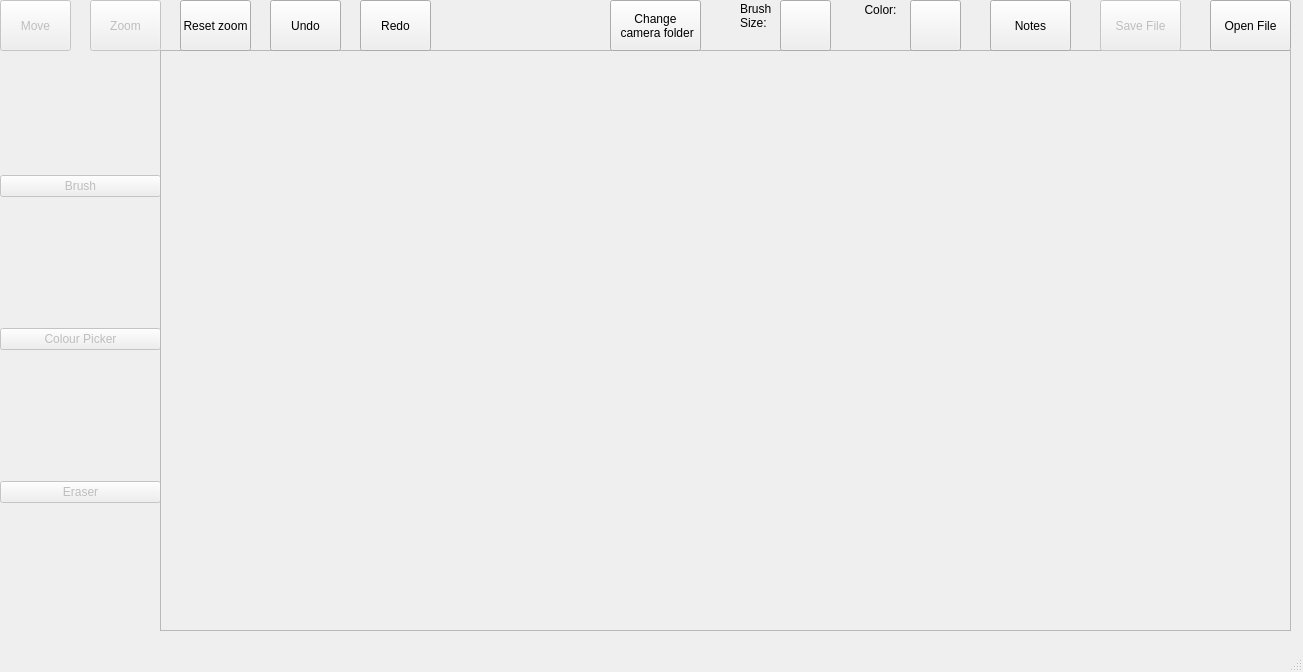
Above: src/mainwindow.ui from robedpixel/SmartMonitor-Python before the change. Below: the same form after it.
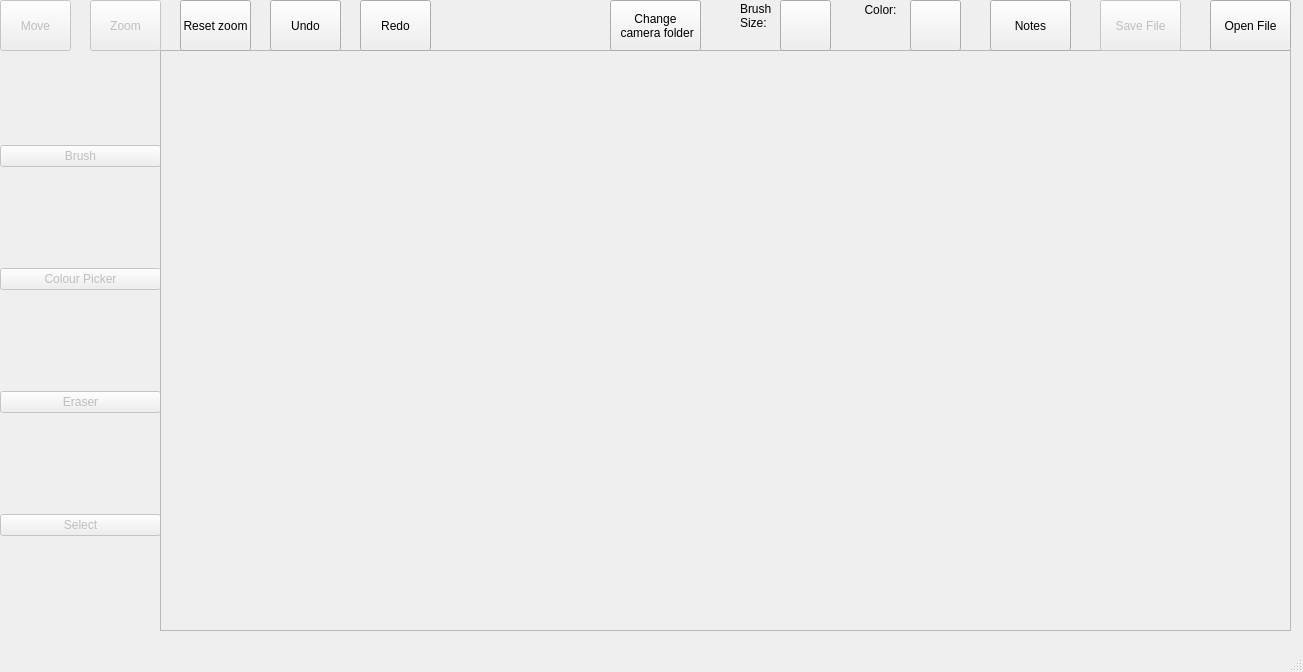
That is the form after the change.

What changed in the file:
```diff
--- a/src/mainwindow.ui
+++ b/src/mainwindow.ui
@@ -63,6 +63,19 @@
        </property>
       </widget>
      </item>
+     <item>
+      <widget class="QPushButton" name="selectButton">
+       <property name="enabled">
+        <bool>false</bool>
+       </property>
+       <property name="text">
+        <string>Select</string>
+       </property>
+       <property name="checkable">
+        <bool>true</bool>
+       </property>
+      </widget>
+     </item>
     </layout>
    </widget>
    <widget class="QScrollArea" name="scrollArea">
```
